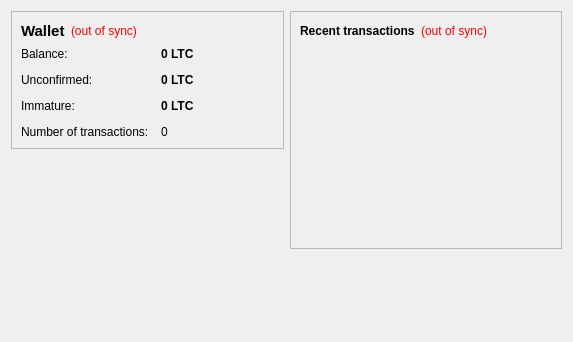
The window that src/qt/forms/overviewpage.ui (Cryptcollector/litecoin-0.6.3-ARG) describes before a commit, drawn with Qt 5.
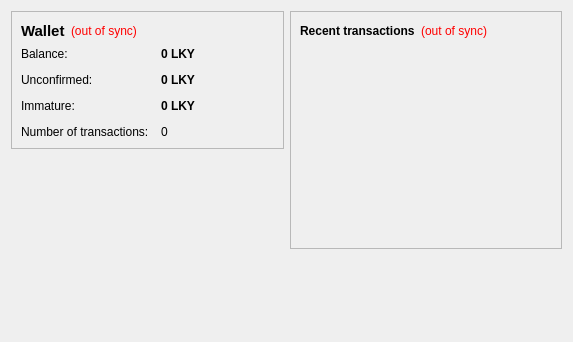
The same window after the commit.

```diff
--- a/src/qt/forms/overviewpage.ui
+++ b/src/qt/forms/overviewpage.ui
@@ -105,7 +105,7 @@
              <string>Your current balance</string>
             </property>
             <property name="text">
-             <string notr="true">0 LTC</string>
+             <string notr="true">0 LKY</string>
             </property>
             <property name="textInteractionFlags">
              <set>Qt::LinksAccessibleByMouse|Qt::TextSelectableByKeyboard|Qt::TextSelectableByMouse</set>
@@ -134,7 +134,7 @@
              <string>Total of transactions that have yet to be confirmed, and do not yet count toward the current balance</string>
             </property>
             <property name="text">
-             <string notr="true">0 LTC</string>
+             <string notr="true">0 LKY</string>
             </property>
             <property name="textInteractionFlags">
              <set>Qt::LinksAccessibleByMouse|Qt::TextSelectableByKeyboard|Qt::TextSelectableByMouse</set>
@@ -177,7 +177,7 @@
              <string>Mined balance that has not yet matured</string>
             </property>
             <property name="text">
-             <string notr="true">0 LTC</string>
+             <string notr="true">0 LKY</string>
             </property>
             <property name="textInteractionFlags">
              <set>Qt::LinksAccessibleByMouse|Qt::TextSelectableByKeyboard|Qt::TextSelectableByMouse</set>
```
Left out of the diff: 4 changed lines with no effect on the pictures.
